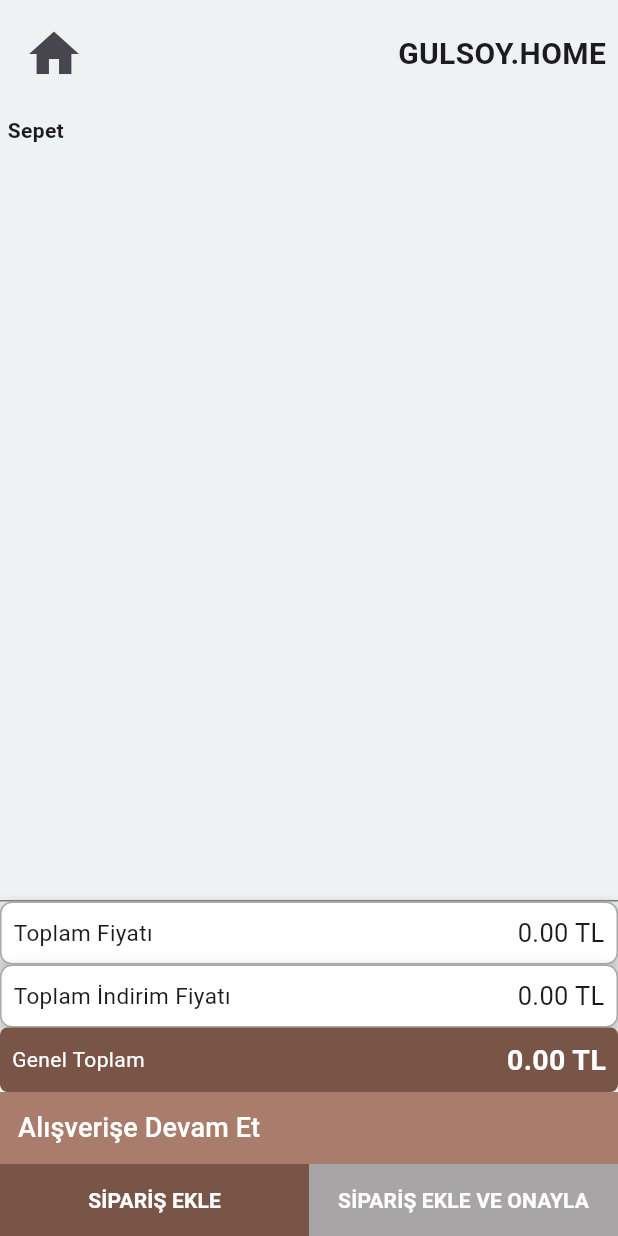
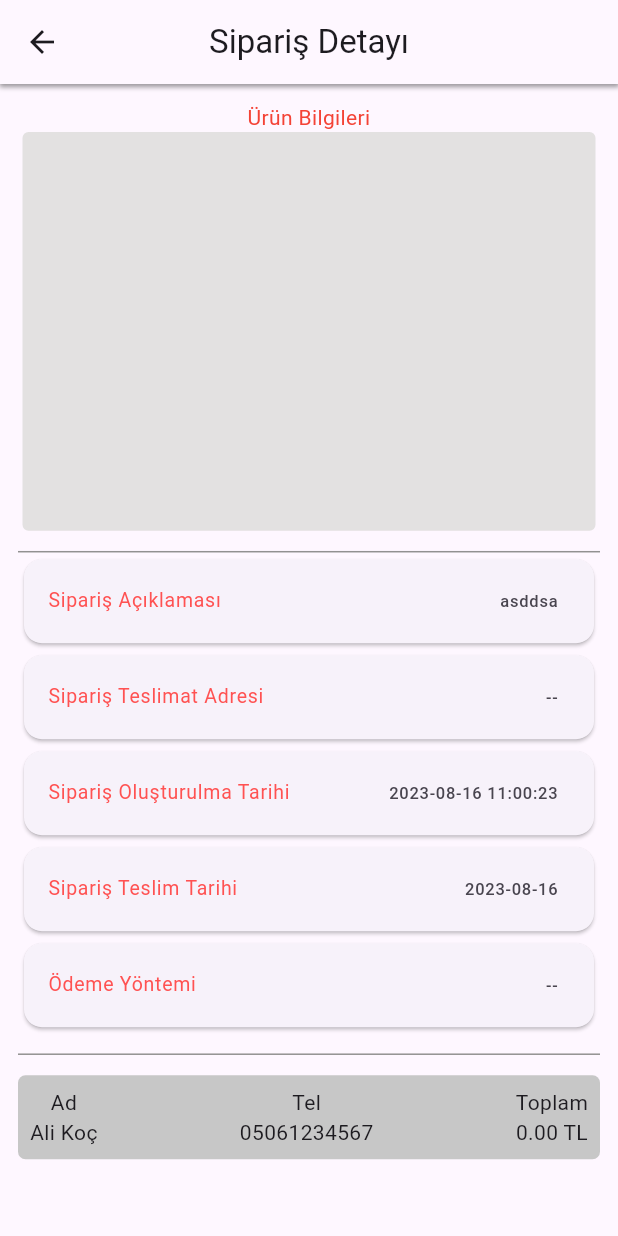
Before and after one commit to oguzcoll/flutter-ecommerce, a Flutter app: the CartPage screen opened directly with empty values, after a tap on "SİPARİŞ EKLE", on a phone screen of 412 x 824 dp. Run offline on Flutter 3.47's test engine with Material 2 defaults, Android fonts, the light colour scheme and no system bars; our stand-ins replace faker.

Commit message:
products can be added to the order detail screen when clicking to order button

```diff
--- a/lib/pages/cart_page.dart
+++ b/lib/pages/cart_page.dart
@@ -1,5 +1,6 @@
 import 'package:flutter/material.dart';
 import 'package:hepsiorda/models/product.dart';
+import 'package:hepsiorda/pages/order_detail_page.dart';
 import 'package:hepsiorda/widgets/cart_item.dart';
 import 'package:provider/provider.dart';
 import '../provider/cart_provider.dart';
@@ -59,7 +60,7 @@ class _CartPageState extends State<CartPage> {
           child: Column(
             children: [
               Padding(
-                padding: const EdgeInsets.all(8.0),
+                padding: const EdgeInsets.all(18.0),
                 child: Row(
                   mainAxisAlignment: MainAxisAlignment.spaceBetween,
                   children: [
@@ -437,7 +438,15 @@ class _CartPageState extends State<CartPage> {
                                     color: Colors.white,
                                     fontWeight: FontWeight.bold),
                               ),
-                              onPressed: () {},
+                              onPressed: () {
+                                final selectedProducts =
+                                    List<Product>.from(cartItems);
+                                cartProvider
+                                    .addSelectedProducts(selectedProducts);
+                                Navigator.of(context).push(MaterialPageRoute(
+                                  builder: (context) => OrderDetailScreen(),
+                                ));
+                              },
                             ),
                           ),
                         ),
--- /dev/null
+++ b/lib/pages/order_detail_page.dart
@@ -0,0 +1,271 @@
+import 'package:flutter/material.dart';
+import 'package:hepsiorda/models/product.dart';
+import 'package:hepsiorda/provider/cart_provider.dart';
+import 'package:intl/intl.dart';
+import 'package:provider/provider.dart';
+
+class OrderDetailScreen extends StatelessWidget {
+  const OrderDetailScreen({
+    Key? key,
+  }) : super(key: key);
+
+  @override
+  Widget build(BuildContext context) {
+    final cartProvider = Provider.of<CartProvider>(context);
+
+    final totalDiscountPrice = cartProvider.getTotalDiscountPrice();
+    final totalDiscountPriceFormatted =
+        NumberFormat.currency(locale: 'en_US', symbol: '')
+            .format(totalDiscountPrice);
+
+    final selectedProducts = cartProvider.selectedProducts;
+    return Scaffold(
+      appBar: PreferredSize(
+        preferredSize: Size.fromHeight(56.0),
+        child: Container(
+          decoration: BoxDecoration(
+            boxShadow: [
+              BoxShadow(
+                color: Colors.black.withOpacity(0.4),
+                spreadRadius: 1,
+                blurRadius: 2,
+                offset: Offset(0, 1),
+              ),
+            ],
+          ),
+          child: AppBar(
+            title: const Text(
+              "Sipariş Detayı",
+            ),
+            centerTitle: true,
+            elevation: 0,
+          ),
+        ),
+      ),
+      body: Padding(
+        padding: const EdgeInsets.all(12.0),
+        child: Column(
+          children: [
+            const Text(
+              "Ürün Bilgileri",
+              style: TextStyle(color: Colors.red),
+              textAlign: TextAlign.center,
+            ),
+            Padding(
+              padding: const EdgeInsets.symmetric(horizontal: 3),
+              child: Container(
+                height: MediaQuery.of(context).size.height /
+                    3.1, // Half of the screen
+                decoration: BoxDecoration(
+                  borderRadius: BorderRadius.circular(4),
+                  color: Color.fromARGB(255, 227, 225, 225),
+                ),
+                child: ListView.builder(
+                  itemCount: selectedProducts.length,
+                  itemBuilder: (context, index) {
+                    final product = selectedProducts[index];
+                    return Column(
+                      children: [
+                        Row(
+                          mainAxisAlignment: MainAxisAlignment.spaceBetween,
+                          children: [
+                            Expanded(
+                              child: Column(
+                                children: [
+                                  Text(
+                                    "Ürün Adı",
+                                    style: TextStyle(fontSize: 10),
+                                  ),
+                                  Text(
+                                    product.name,
+                                    style: TextStyle(fontSize: 10),
+                                  )
+                                ],
+                              ),
+                            ),
+                            SizedBox(
+                              width: 7,
+                            ),
+                            Column(
+                              children: [
+                                Text(
+                                  "Miktar",
+                                  style: TextStyle(fontSize: 10),
+                                ),
+                                Text(
+                                  product.count.toString(),
+                                  style: TextStyle(fontSize: 10),
+                                ),
+                              ],
+                            ),
+                            SizedBox(
+                              width: 7,
+                            ),
+                            Column(
+                              children: [
+                                Text(
+                                  "Birim Fiyatı",
+                                  style: TextStyle(fontSize: 10),
+                                ),
+                                Text(
+                                  " ${product.normalPrice.toStringAsFixed(2)} TL",
+                                  style: TextStyle(fontSize: 10),
+                                )
+                              ],
+                            ),
+                            SizedBox(
+                              width: 7,
+                            ),
+                            Column(
+                              children: [
+                                Text(
+                                  "İndirimli Birim Fiyatı",
+                                  style: TextStyle(fontSize: 10),
+                                ),
+                                Text(
+                                  "${product.discountedPrice.toStringAsFixed(2)} TL",
+                                  style: TextStyle(fontSize: 10),
+                                )
+                              ],
+                            ),
+                            SizedBox(
+                              width: 7,
+                            ),
+                            Column(
+                              children: [
+                                Text(
+                                  "Ürün Toplam Fiyatı",
+                                  style: TextStyle(fontSize: 10),
+                                ),
+                                Text(
+                                  "${(product.discountedPrice * product.count).toStringAsFixed(2)} TL",
+                                  style: TextStyle(fontSize: 10),
+                                )
+                              ],
+                            ),
+                            SizedBox(height: 17), // Add spacing between rows
+                          ],
+                        ),
+                      ],
+                    );
+                  },
+                ),
+              ),
+            ),
+            const SizedBox(
+              height: 13,
+            ),
+            const Divider(
+              height: 2, // Adjust the height of the line
+              thickness: 1, // Adjust the thickness of the line
+              color: Color.fromARGB(
+                  255, 146, 145, 145), // Adjust the color of the line
+            ),
+            ListView(
+              shrinkWrap: true,
+              children: const [
+                Card(
+                  child: ListTile(
+                    title: Text(
+                      "Sipariş Açıklaması",
+                      style: TextStyle(
+                        fontSize: 13,
+                        color: Colors.redAccent,
+                      ),
+                    ),
+                    trailing: Text("asddsa"),
+                  ),
+                ),
+                Card(
+                  child: ListTile(
+                    title: Text(
+                      "Sipariş Teslimat Adresi",
+                      style: TextStyle(
+                        fontSize: 13,
+                        color: Colors.redAccent,
+                      ),
+                    ),
+                    trailing: Text("--"),
+                  ),
+                ),
+                Card(
+                  child: ListTile(
+                    title: Text(
+                      "Sipariş Oluşturulma Tarihi",
+                      style: TextStyle(
+                        fontSize: 13,
+                        color: Colors.redAccent,
+                      ),
+                    ),
+                    trailing: Text("2023-08-16 11:00:23"),
+                  ),
+                ),
+                Card(
+                  child: ListTile(
+                    title: Text(
+                      "Sipariş Teslim Tarihi",
+                      style: TextStyle(
+                        fontSize: 13,
+                        color: Colors.redAccent,
+                      ),
+                    ),
+                    trailing: Text("2023-08-16"),
+                  ),
+                ),
+                Card(
+                  child: ListTile(
+                    title: Text(
+                      "Ödeme Yöntemi",
+                      style: TextStyle(
+                        fontSize: 13,
+                        color: Colors.redAccent,
+                      ),
+                    ),
+                    trailing: Text("--"),
+                  ),
+                ),
+              ],
+            ),
+            const SizedBox(
+              height: 13,
+            ),
+            const Divider(
+              height: 2, // Adjust the height of the line
+              thickness: 1, // Adjust the thickness of the line
+              color: Color.fromARGB(
+                  255, 146, 145, 145), // Adjust the color of the line
+            ),
+            const SizedBox(
+              height: 13,
+            ),
+            Container(
+              decoration: BoxDecoration(
+                  color: Color.fromARGB(255, 199, 199, 199),
+                  borderRadius: BorderRadius.circular(5)),
+              child: Padding(
+                padding: EdgeInsets.all(8.0),
+                child: Row(
+                  mainAxisAlignment: MainAxisAlignment.spaceBetween,
+                  children: [
+                    Column(
+                      children: [Text("Ad"), Text("Ali Koç")],
+                    ),
+                    Column(
+                      children: [Text("Tel"), Text("05061234567")],
+                    ),
+                    Column(
+                      children: [
+                        Text("Toplam"),
+                        Text("$totalDiscountPriceFormatted TL")
+                      ],
+                    ),
+                  ],
+                ),
+              ),
+            )
+          ],
+        ),
+      ),
+    );
+  }
+}
--- a/lib/provider/cart_provider.dart
+++ b/lib/provider/cart_provider.dart
@@ -54,4 +54,14 @@ class CartProvider extends ChangeNotifier {
   double getGeneralPrice() {
     return getTotalPrice() - getTotalDiscountPrice();
   }
+
+// Add a new field to store selected products
+  List<Product> selectedProducts = [];
+
+  // Method to add selected products to the order
+  void addSelectedProducts(List<Product> products) {
+    selectedProducts.clear();
+    selectedProducts.addAll(products);
+    notifyListeners();
+  }
 }
```
Also changed, not shown: lib/widgets/OrderItem.dart (+11 -3 lines).
